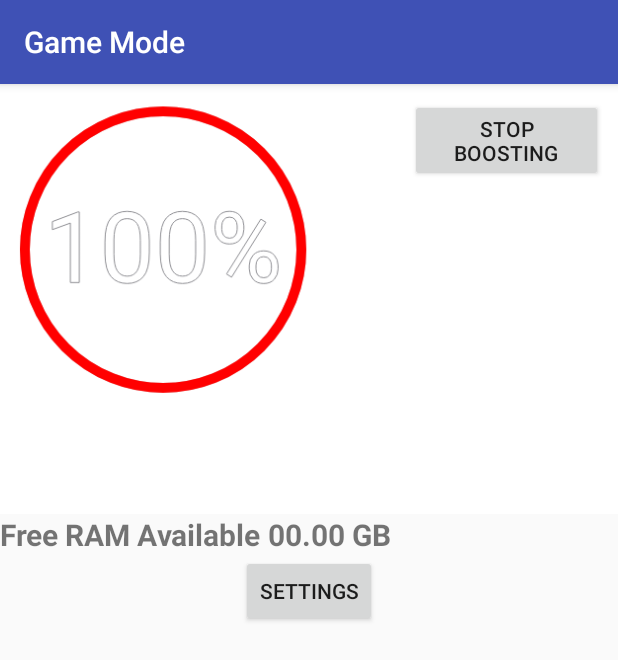
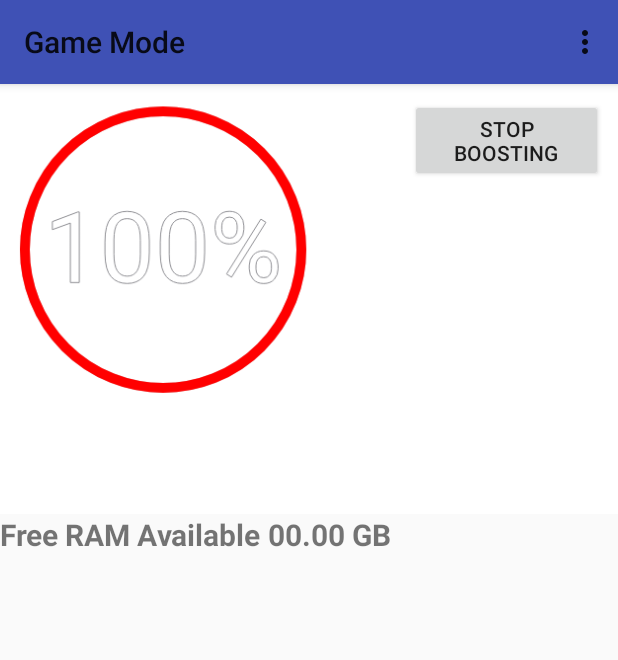
Before and after one commit to agrawalshivam66/GameMode, an Android app: the screen it shows after launch (MainActivity), after a tap on "BOOST", on a phone screen of 412 x 824 dp. Shown: the top 660 px of the screen. Run offline under Robolectric (Android 15) with nearby library versions, the phone set to English and light mode, and no system bars; 1 statement that could not run was skipped.

Commit message:
last stable custom action bar added settings navigation bar and custom action bar killing background apps shifted to background

```diff
--- a/app/src/main/java/com/example/shivam_pc/gamemode/MainActivity.java
+++ b/app/src/main/java/com/example/shivam_pc/gamemode/MainActivity.java
@@ -17,6 +17,8 @@ import android.graphics.Canvas;
 import android.graphics.Color;
 import android.graphics.Paint;
 import android.graphics.RectF;
+import android.net.Uri;
+import android.os.AsyncTask;
 import android.os.Build;
 import android.os.Bundle;
 import android.os.Process;
@@ -24,7 +26,11 @@ import android.provider.Settings;
 import android.support.v4.app.NotificationCompat;
 import android.support.v4.app.NotificationManagerCompat;
 import android.support.v7.app.AppCompatActivity;
+import android.support.v7.widget.Toolbar;
 import android.util.Log;
+import android.view.Menu;
+import android.view.MenuInflater;
+import android.view.MenuItem;
 import android.view.View;
 import android.widget.Button;
 import android.widget.ImageView;
@@ -65,6 +71,26 @@ public class MainActivity extends AppCompatActivity {
 
         refreshStatus();
 
+        //Setup toolbar
+        Toolbar myToolbar = (Toolbar) findViewById(R.id.my_toolbar);
+        setSupportActionBar(myToolbar);
+
+
+    }
+
+    //Clearing stuff and RAM in background
+    class AsyncTaskHandler extends AsyncTask<Void, Void, Void> {
+        @Override
+        protected Void doInBackground(Void... params) {
+            File appDir = new File(getCacheDir().getParent());
+            MyApplication clrCache = new MyApplication();
+            clrCache.clearApplicationData(appDir);
+            MainActivity.this.clearMem();
+            MainActivity.this.freeSpecificSpaceFromCache();
+            MainActivity.this.killBackgroundApps();
+            return null;
+
+        }
     }
 
     private void RefreshRamProgressBar() {
@@ -75,12 +101,14 @@ public class MainActivity extends AppCompatActivity {
 
 
     public void Boost(View view) {
+
         if(SavedSettings.getBoolean("BoostStatus",false)){
             stopBoost();//stop boost if true
-     }
+        }
         else {
             startBoost();//boost if false
-     }
+        }
+
     }
 
     //StartBoost function
@@ -92,14 +120,13 @@ public class MainActivity extends AppCompatActivity {
 
         //Clear Background only if ClearBackground is on
          if(SavedSettings.getBoolean("ClearBackground",true)){
-            File appDir = new File(getCacheDir().getParent());
-            MyApplication clrCache = new MyApplication();
-            clrCache.clearApplicationData(appDir);
-            MainActivity.this.clearMem();
-            MainActivity.this.freeSpecificSpaceFromCache();
-            MainActivity.this.killBackgroundApps();
+
+            //Clearing stuff and RAM in background
+            new AsyncTaskHandler().execute();
+
             this.tvFreeRam_Memory.setText(this.Roundto4Decimalformat.format(getCurrentRAM_Memory()) + " GB");
             RefreshRamProgressBar();
+
 
         }
         //show notification
@@ -165,6 +192,7 @@ public class MainActivity extends AppCompatActivity {
         } else {
             Toast.makeText(this, "Stopping Game Mode", Toast.LENGTH_SHORT);
             mNotificationManager.setInterruptionFilter(NotificationManager.INTERRUPTION_FILTER_ALL);
+            mNotificationManager.cancelAll();
         }
     }
 
@@ -310,11 +338,45 @@ public class MainActivity extends AppCompatActivity {
         refreshStatus();
     }
 
-    public void settingsActivity(View view) {
-        Intent intent = new Intent(this, SettingActivity.class);
-        startActivity(intent);
-
+    //creating Menu in toolbar
+    @Override
+    public boolean onCreateOptionsMenu(Menu menu) {
+        MenuInflater inflater = getMenuInflater();
+        inflater.inflate(R.menu.options, menu);
+        return true;
     }
 
+    //Option Menu selections in toolbar
+    @Override
+    public boolean onOptionsItemSelected(MenuItem item) {
+        switch (item.getItemId()) {
+            case R.id.action_settings:
+                // User chose the "Settings" item, show the app settings UI...
+                Intent intent = new Intent(this, SettingActivity.class);
+                startActivity(intent);
+                return true;
+
+            case R.id.action_feedback:
+                // Email feedback for my personal address
+                String addresses[] = {"agrawalshivam66@gmail.com"};
+                String subject = "Game Mode app feedback";
+                Intent MailIntent = new Intent(Intent.ACTION_SENDTO);
+                MailIntent.setData(Uri.parse("mailto:")); // only email apps should handle this
+                MailIntent.putExtra(Intent.EXTRA_EMAIL, addresses);
+                MailIntent.putExtra(Intent.EXTRA_SUBJECT, subject);
+                if (MailIntent.resolveActivity(getPackageManager()) != null) {
+                    startActivity(MailIntent);
+                    Toast.makeText(this, "Please type your suggestions and attach screenshots if required", Toast.LENGTH_LONG).show();
+                }
+                return true;
+
+
+            default:
+                // If we got here, the user's action was not recognized.
+                // Invoke the superclass to handle it.
+                return super.onOptionsItemSelected(item);
+
+        }
+    }
 
 }
--- a/app/src/main/res/layout/activity_main.xml
+++ b/app/src/main/res/layout/activity_main.xml
@@ -13,7 +13,16 @@
       android:layout_height="wrap_content"
       android:orientation="vertical">
 
-    <LinearLayout
+      <android.support.v7.widget.Toolbar
+          android:id="@+id/my_toolbar"
+          android:layout_width="match_parent"
+          android:layout_height="?attr/actionBarSize"
+          android:background="?attr/colorPrimary"
+          android:elevation="4dp"
+          android:theme="@style/ThemeOverlay.AppCompat.ActionBar"
+          app:popupTheme="@style/ThemeOverlay.AppCompat.Light"/>
+
+      <LinearLayout
         android:layout_width="match_parent"
         android:layout_height="match_parent"
         android:orientation="horizontal"
@@ -59,14 +68,6 @@
       </LinearLayout>
 
 
-  <Button
-      android:layout_width="wrap_content"
-      android:layout_height="wrap_content"
-      android:text="Settings"
-      android:layout_gravity="center"
-      android:onClick="settingsActivity"/>
-
-
   </LinearLayout>
 
 
--- /dev/null
+++ b/app/src/main/res/menu/options.xml
@@ -0,0 +1,14 @@
+<?xml version="1.0" encoding="utf-8"?>
+<menu xmlns:android="http://schemas.android.com/apk/res/android">
+
+        <!-- "Mark Favorite", should appear as action button if possible -->
+        <!-- Settings, should always be in the overflow -->
+        <item android:id="@+id/action_settings"
+            android:title="@string/action_settings">
+        </item>
+        <item android:id="@+id/action_feedback"
+            android:title="Feedback">
+        </item>
+
+
+</menu>
--- /dev/null
+++ b/app/src/main/res/menu/settings.xml
@@ -0,0 +1,6 @@
+<?xml version="1.0" encoding="utf-8"?>
+<menu xmlns:android="http://schemas.android.com/apk/res/android">
+    <item android:id="@+id/action_feedback"
+        android:title="Feedback">
+    </item>
+</menu>
--- a/app/src/main/res/values/styles.xml
+++ b/app/src/main/res/values/styles.xml
@@ -1,7 +1,7 @@
 <resources>
 
     <!-- Base application theme. -->
-    <style name="AppTheme" parent="Base.Theme.AppCompat.Light.DarkActionBar">
+    <style name="AppTheme" parent="Theme.AppCompat.Light.NoActionBar">
         <!-- Customize your theme here. -->
         <item name="colorPrimary">@color/colorPrimary</item>
         <item name="colorPrimaryDark">@color/colorPrimaryDark</item>
```
Also changed, not shown: app/src/main/java/com/example/shivam_pc/gamemode/SettingActivity.java (+62 -19 lines), app/src/main/res/layout/activity_setting.xml (+8 -7 lines).
